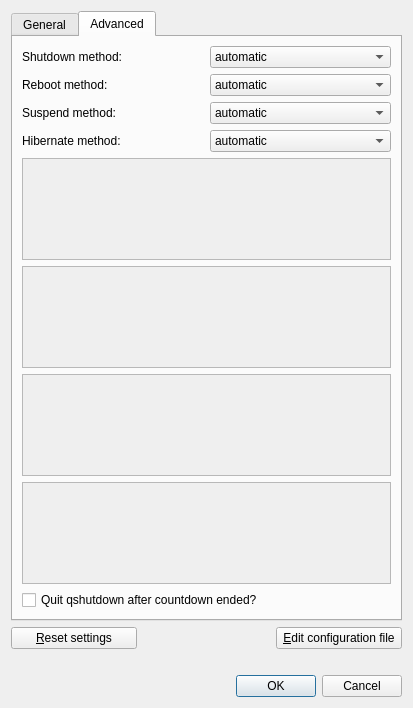
Above: qshutdown/src/ui/preferences.ui from hakaishi/shutdown-qapps before the change. Below: the same form after it.
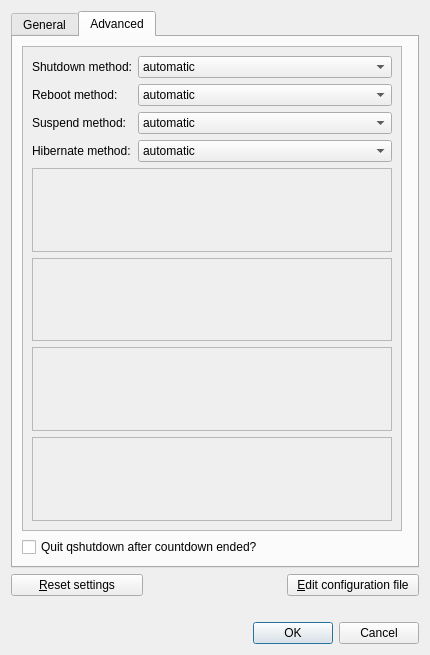
That is the form after the change. The open tabs and pages were chosen to show the change. Icons and pictures are not drawn.

Diff of the .ui file:
```diff
--- a/qshutdown/src/ui/preferences.ui
+++ b/qshutdown/src/ui/preferences.ui
@@ -6,8 +6,8 @@
    <rect>
     <x>0</x>
     <y>0</y>
-    <width>413</width>
-    <height>708</height>
+    <width>430</width>
+    <height>655</height>
    </rect>
   </property>
   <property name="windowTitle">
@@ -445,6 +445,40 @@
        <string>Advanced</string>
       </attribute>
       <layout class="QGridLayout" name="gridLayout_2">
+       <item row="8" column="0" colspan="2">
+        <widget class="QCheckBox" name="quitAfterCountdown">
+         <property name="toolTip">
+          <string>Some systems block for example the shutdown
+because qshutdown is still running. Set a hook if
+qshutdown should quit after the countdown ended.</string>
+         </property>
+         <property name="text">
+          <string>Quit qshutdown after countdown ended?</string>
+         </property>
+        </widget>
+       </item>
+       <item row="0" column="0">
+        <widget class="QScrollArea" name="scrollArea_2">
+         <property name="widgetResizable">
+          <bool>true</bool>
+         </property>
+         <widget class="QWidget" name="scrollAreaWidgetContents_2">
+          <property name="geometry">
+           <rect>
+            <x>0</x>
+            <y>0</y>
+            <width>365</width>
+            <height>464</height>
+           </rect>
+          </property>
+          <layout class="QFormLayout" name="formLayout">
+           <item row="0" column="0">
+            <widget class="QLabel" name="shutdownML">
+             <property name="text">
+              <string>Shutdown method:</string>
+             </property>
+            </widget>
+           </item>
        <item row="0" column="1">
         <widget class="QComboBox" name="shutdownM">
          <item>
@@ -484,20 +518,10 @@
          </item>
         </widget>
        </item>
-       <item row="6" column="0" colspan="2">
-        <widget class="QPlainTextEdit" name="userDef3">
-         <property name="enabled">
-          <bool>false</bool>
-         </property>
-         <property name="plainText">
-          <string/>
-         </property>
-        </widget>
-       </item>
-       <item row="2" column="0">
-        <widget class="QLabel" name="suspendML">
+           <item row="1" column="0">
+            <widget class="QLabel" name="rebootML">
          <property name="text">
-          <string>Suspend method:</string>
+              <string>Reboot method:</string>
          </property>
         </widget>
        </item>
@@ -540,6 +564,47 @@
          </item>
         </widget>
        </item>
+           <item row="2" column="0">
+            <widget class="QLabel" name="suspendML">
+             <property name="text">
+              <string>Suspend method:</string>
+             </property>
+            </widget>
+           </item>
+           <item row="2" column="1">
+            <widget class="QComboBox" name="suspendM">
+             <item>
+              <property name="text">
+               <string>automatic</string>
+              </property>
+             </item>
+             <item>
+              <property name="text">
+               <string>Gnome session</string>
+              </property>
+             </item>
+             <item>
+              <property name="text">
+               <string notr="true">HAL</string>
+              </property>
+             </item>
+             <item>
+              <property name="text">
+               <string notr="true">UPower</string>
+              </property>
+             </item>
+             <item>
+              <property name="text">
+               <string notr="true">DeviceKit</string>
+              </property>
+             </item>
+             <item>
+              <property name="text">
+               <string>user defined</string>
+              </property>
+             </item>
+            </widget>
+           </item>
        <item row="3" column="0">
         <widget class="QLabel" name="hibernateML">
          <property name="text">
@@ -547,15 +612,8 @@
          </property>
         </widget>
        </item>
-       <item row="0" column="0">
-        <widget class="QLabel" name="shutdownML">
-         <property name="text">
-          <string>Shutdown method:</string>
-         </property>
-        </widget>
-       </item>
-       <item row="2" column="1">
-        <widget class="QComboBox" name="suspendM">
+           <item row="3" column="1">
+            <widget class="QComboBox" name="hibernateM">
          <item>
           <property name="text">
            <string>automatic</string>
@@ -601,47 +659,6 @@
          </property>
         </widget>
        </item>
-       <item row="3" column="1">
-        <widget class="QComboBox" name="hibernateM">
-         <item>
-          <property name="text">
-           <string>automatic</string>
-          </property>
-         </item>
-         <item>
-          <property name="text">
-           <string>Gnome session</string>
-          </property>
-         </item>
-         <item>
-          <property name="text">
-           <string notr="true">HAL</string>
-          </property>
-         </item>
-         <item>
-          <property name="text">
-           <string notr="true">UPower</string>
-          </property>
-         </item>
-         <item>
-          <property name="text">
-           <string notr="true">DeviceKit</string>
-          </property>
-         </item>
-         <item>
-          <property name="text">
-           <string>user defined</string>
-          </property>
-         </item>
-        </widget>
-       </item>
-       <item row="1" column="0">
-        <widget class="QLabel" name="rebootML">
-         <property name="text">
-          <string>Reboot method:</string>
-         </property>
-        </widget>
-       </item>
        <item row="5" column="0" colspan="2">
         <widget class="QPlainTextEdit" name="userDef2">
          <property name="enabled">
@@ -652,6 +669,16 @@
          </property>
         </widget>
        </item>
+           <item row="6" column="0" colspan="2">
+            <widget class="QPlainTextEdit" name="userDef3">
+             <property name="enabled">
+              <bool>false</bool>
+             </property>
+             <property name="plainText">
+              <string/>
+             </property>
+            </widget>
+           </item>
        <item row="7" column="0" colspan="2">
         <widget class="QPlainTextEdit" name="userDef4">
          <property name="enabled">
@@ -662,16 +689,8 @@
          </property>
         </widget>
        </item>
-       <item row="8" column="0" colspan="2">
-        <widget class="QCheckBox" name="quitAfterCountdown">
-         <property name="toolTip">
-          <string>Some systems block for example the shutdown
-because qshutdown is still running. Set a hook if
-qshutdown should quit after the countdown ended.</string>
-         </property>
-         <property name="text">
-          <string>Quit qshutdown after countdown ended?</string>
-         </property>
+          </layout>
+         </widget>
         </widget>
        </item>
       </layout>
```
Left out of the diff: 10 changed lines with no effect on the pictures. Lines whose indentation alone changed are shown as unchanged.
